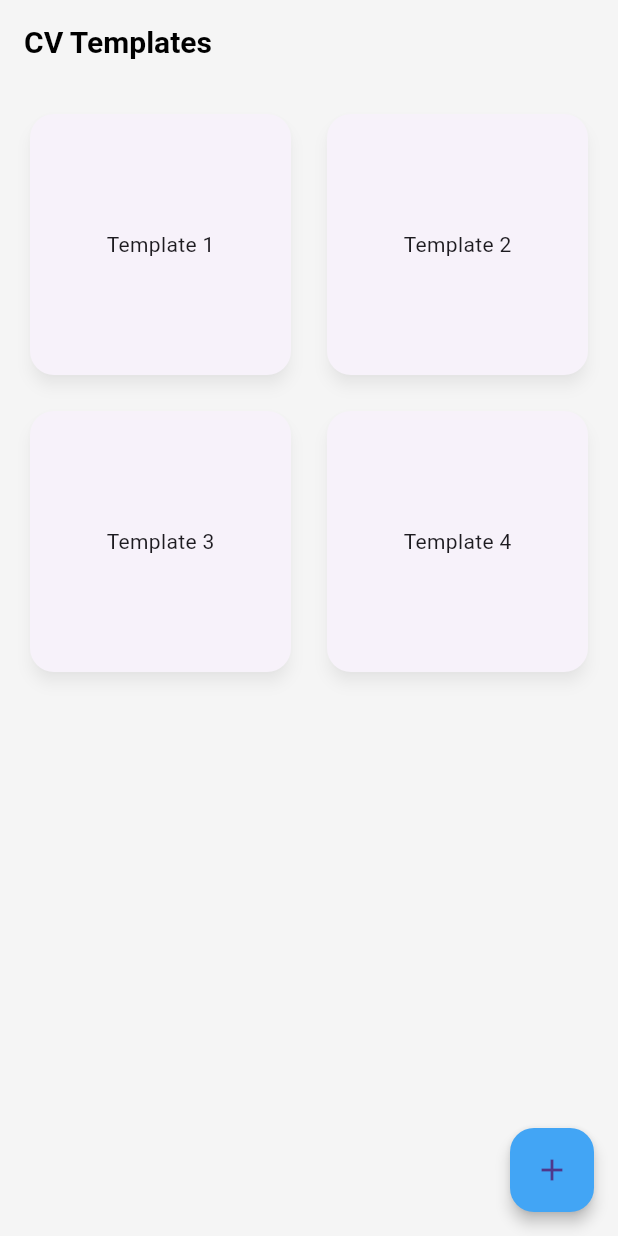
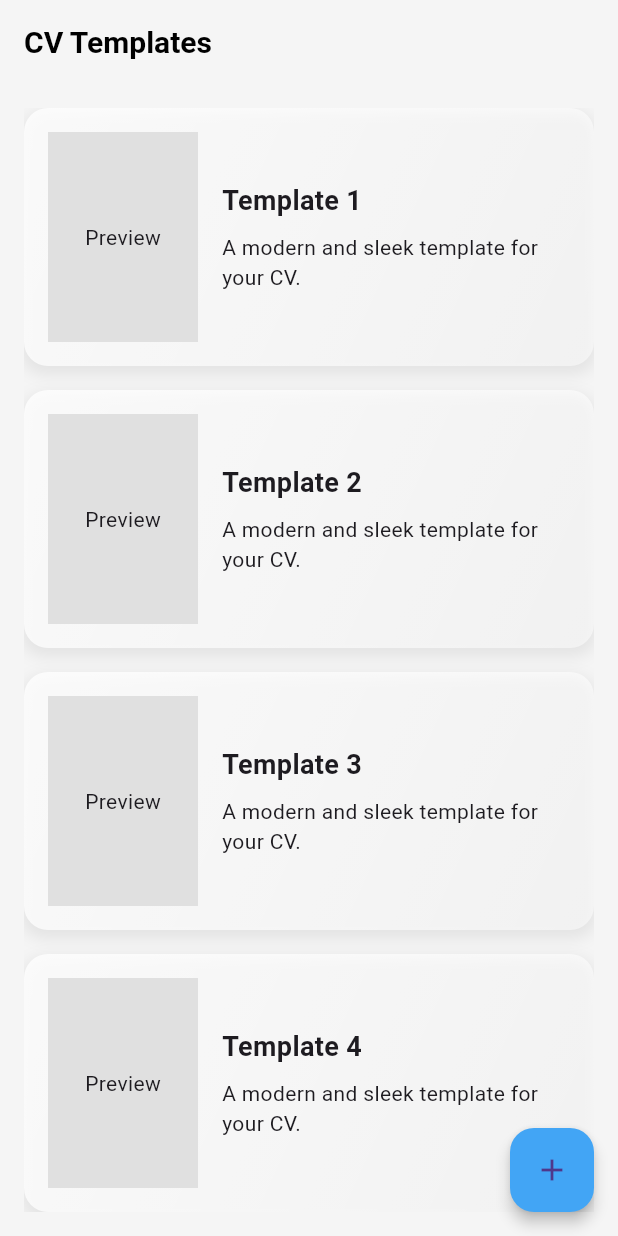
Before and after one commit to Chalebgwa/SkeifCV, a Flutter app: the screen it shows after launch, on a phone screen of 412 x 824 dp. Run offline on Flutter 3.47's test engine with Material 3 defaults, Android fonts, the light colour scheme and no system bars; our stand-ins replace pdf, printing; Roboto replaces fonts that are missing (Montserrat).

Commit message:
Auto commit: 2025-11-10 12:39:50Z

```diff
--- a/lib/screens/home_screen.dart
+++ b/lib/screens/home_screen.dart
@@ -1,4 +1,5 @@
 import 'package:cv_generator/screens/cv_form_screen.dart';
+import 'package:cv_generator/theme/app_theme.dart';
 import 'package:flutter/material.dart';
 
 class HomeScreen extends StatelessWidget {
@@ -12,16 +13,10 @@ class HomeScreen extends StatelessWidget {
       ),
       body: Padding(
         padding: const EdgeInsets.all(16.0),
-        child: GridView.builder(
-          gridDelegate: const SliverGridDelegateWithFixedCrossAxisCount(
-            crossAxisCount: 2,
-            crossAxisSpacing: 16.0,
-            mainAxisSpacing: 16.0,
-          ),
+        child: ListView.builder(
           itemCount: 4, // Placeholder for the number of templates
           itemBuilder: (context, index) {
-            return Card(
-              child: InkWell(
+            return GestureDetector(
               onTap: () {
                 Navigator.push(
                   context,
@@ -30,8 +25,39 @@ class HomeScreen extends StatelessWidget {
                   ),
                 );
               },
-                child: Center(
-                  child: Text('Template ${index + 1}'),
+              child: Container(
+                margin: const EdgeInsets.only(bottom: 16.0),
+                padding: const EdgeInsets.all(16.0),
+                decoration: AppDecorations.glossyCardDecoration,
+                child: Row(
+                  children: [
+                    Container(
+                      width: 100,
+                      height: 140,
+                      color: Colors.grey[300],
+                      child: const Center(child: Text('Preview')),
+                    ),
+                    const SizedBox(width: 16.0),
+                    Expanded(
+                      child: Column(
+                        crossAxisAlignment: CrossAxisAlignment.start,
+                        children: [
+                          Text(
+                            'Template ${index + 1}',
+                            style: const TextStyle(
+                              fontSize: 18,
+                              fontWeight: FontWeight.bold,
+                            ),
+                          ),
+                          const SizedBox(height: 8.0),
+                          const Text(
+                            'A modern and sleek template for your CV.',
+                            style: TextStyle(fontSize: 14),
+                          ),
+                        ],
+                      ),
+                    ),
+                  ],
                 ),
               ),
             );
```
Lines whose indentation alone changed are shown as unchanged.
